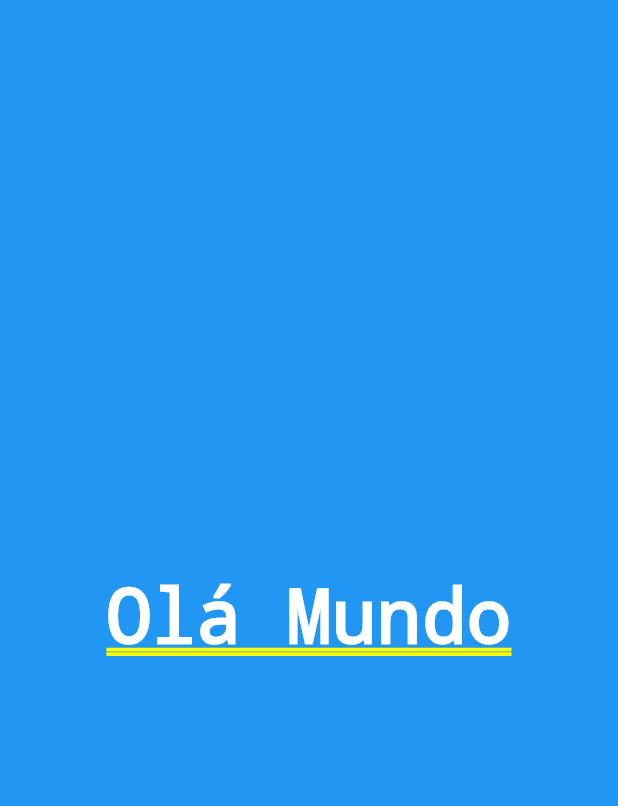
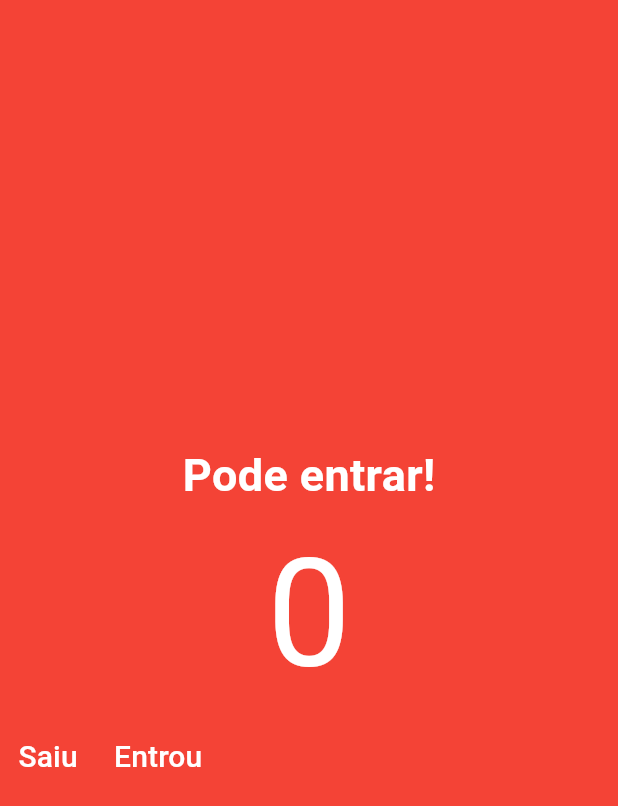
Before and after one commit to JoseJacsanCode/appContador, a Flutter app: the screen it shows after launch, on a phone screen of 412 x 824 dp. Shown: the top 806 px of the screen. Run offline on Flutter 3.47's test engine with Material 3 defaults, Android fonts, the phone set to English and light mode, and no system bars.

Commit message:
Criando o corpo da aplicação

```diff
--- a/lib/main.dart
+++ b/lib/main.dart
@@ -9,23 +9,56 @@ class MyApp extends StatelessWidget {
 
   @override
   Widget build(BuildContext context) {
-    return MaterialApp(home: HomePage(),);
+    return const MaterialApp(home: HomePage());
   }
 }
 
 class HomePage extends StatelessWidget {
   const HomePage({super.key});
 
+  void decrement() {
+    print('decrement');
+  }
+
+  void increment() {
+    print('increment');
+  }
+
   @override
   Widget build(BuildContext build) {
-    return Container(
-      color: Colors.blue,
-      alignment: Alignment.center,
-      child: Text('Olá Mundo',
-      style: TextStyle(
-        color: Colors.white,
-        fontSize: 50
-      ),
+    return Scaffold(
+      backgroundColor: Colors.red,
+      body: Column(
+        mainAxisAlignment: MainAxisAlignment.center,
+        children: [
+          const Text(
+            'Pode entrar!',
+            style: TextStyle(
+              color: Colors.white,
+              fontSize: 30,
+              fontWeight: FontWeight.w700,
+            ),
+          ),
+          const Text('0', style: TextStyle(color: Colors.white, fontSize: 100)),
+          Row(
+            children: [
+              TextButton(
+                onPressed: decrement,
+                child: Text(
+                  'Saiu',
+                  style: TextStyle(color: Colors.white, fontSize: 20),
+                ),
+              ),
+              TextButton(
+                onPressed: increment,
+                child: Text(
+                  'Entrou',
+                  style: TextStyle(color: Colors.white, fontSize: 20),
+                ),
+              ),
+            ],
+          ),
+        ],
       ),
     );
   }
```
